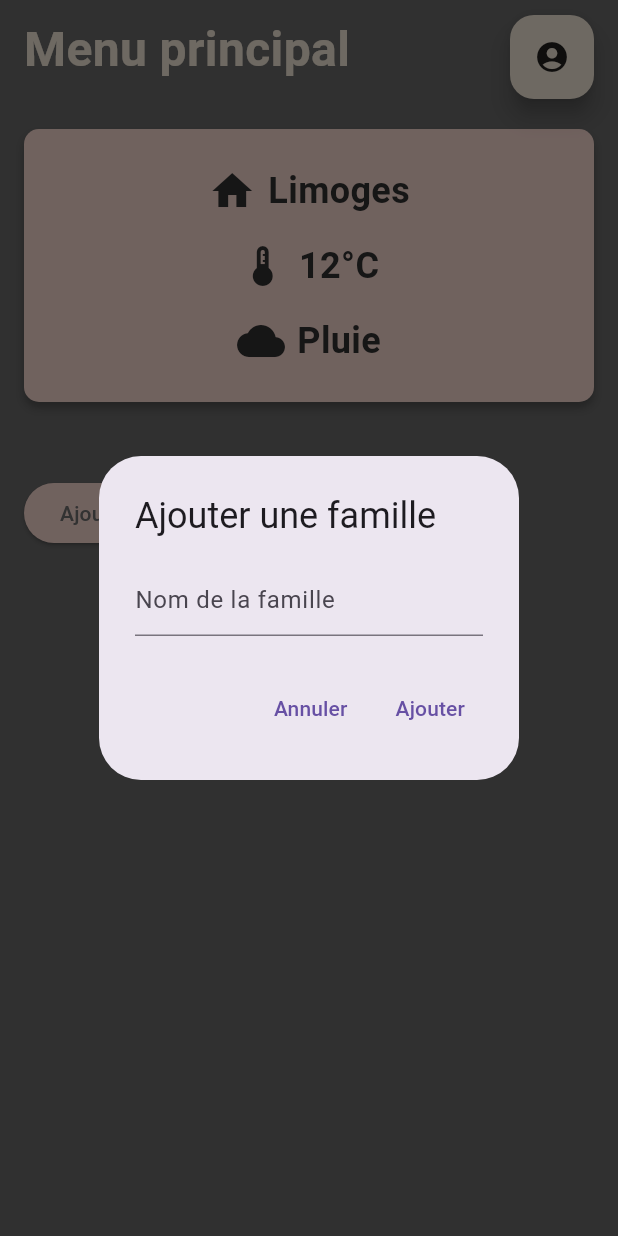
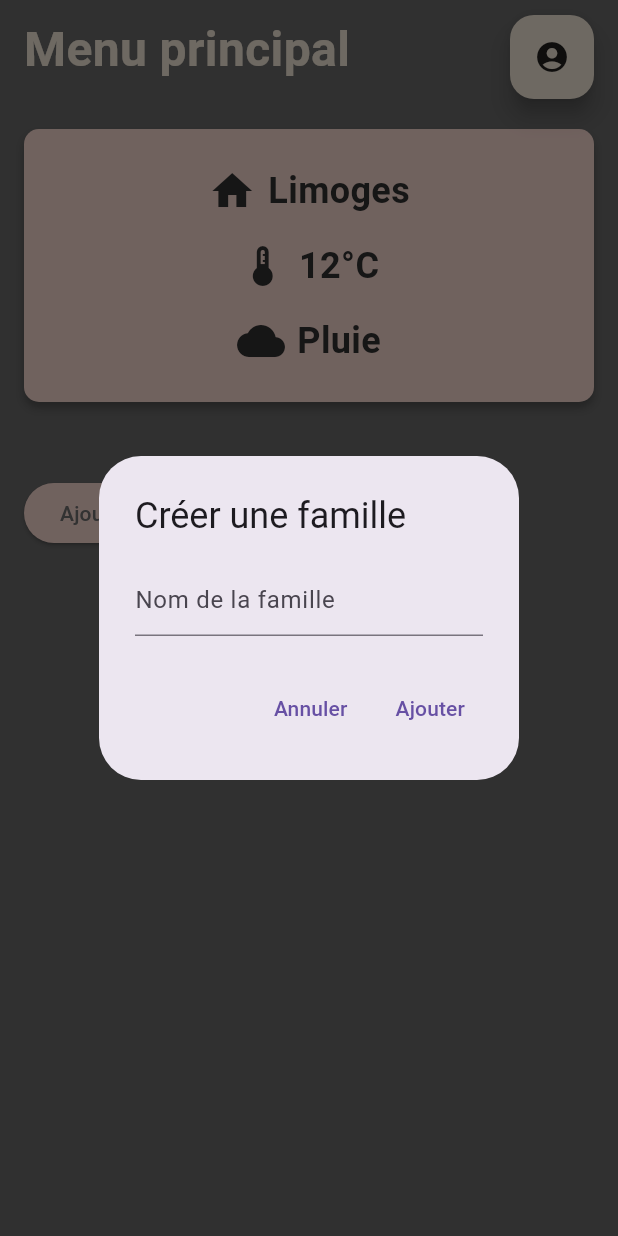
Before and after one commit to GalDen01/SAE-Planificateur-familial, a Flutter app: the screen it shows after launch, after a tap on "Ajouter une famille", on a phone screen of 412 x 824 dp. Run offline on Flutter 3.47's test engine with Material 3 defaults, Android fonts, the phone set to English and light mode, and no system bars; generated files the repository leaves out were written again.

Commit message:
suppression d'une ligne inutile

```diff
--- a/flutter_application_1/lib/src/screens/home_screen.dart
+++ b/flutter_application_1/lib/src/screens/home_screen.dart
@@ -63,10 +63,10 @@ class HomeScreen extends StatelessWidget {
                           const SizedBox(height: 20), // Espacement entre chaque famille
                         ],
                       ))
-                  .toList(),
+                  ,
 
               // Bouton pour ajouter une famille
-              FamilyAddButton(
+              const FamilyAddButton(
                 backgroundColor: cardColor,
                 textColor: textGrayColor,
               ),
--- a/flutter_application_1/lib/src/screens/todo_list_screen.dart
+++ b/flutter_application_1/lib/src/screens/todo_list_screen.dart
@@ -5,7 +5,7 @@ class ToDoList extends StatefulWidget {
   final String familyName; // Paramètre pour le nom de la famille
 
   // Le constructeur attend un nom de famille en paramètre
-  const ToDoList({Key? key, required this.familyName}) : super(key: key);
+  const ToDoList({super.key, required this.familyName});
 
   @override
   _ToDoListState createState() => _ToDoListState();
--- a/flutter_application_1/lib/src/widgets/family_add_button.dart
+++ b/flutter_application_1/lib/src/widgets/family_add_button.dart
@@ -21,7 +21,7 @@ class FamilyAddButton extends StatelessWidget {
           builder: (context) {
             final TextEditingController controller = TextEditingController();
             return AlertDialog(
-              title: const Text('Ajouter une famille'),
+              title: const Text('Créer une famille'),
               content: TextField(
                 controller: controller,
                 decoration: const InputDecoration(
```
Also changed, not shown: flutter_application_1/lib/src/screens/family_details_screen.dart (+8 -9 lines).
